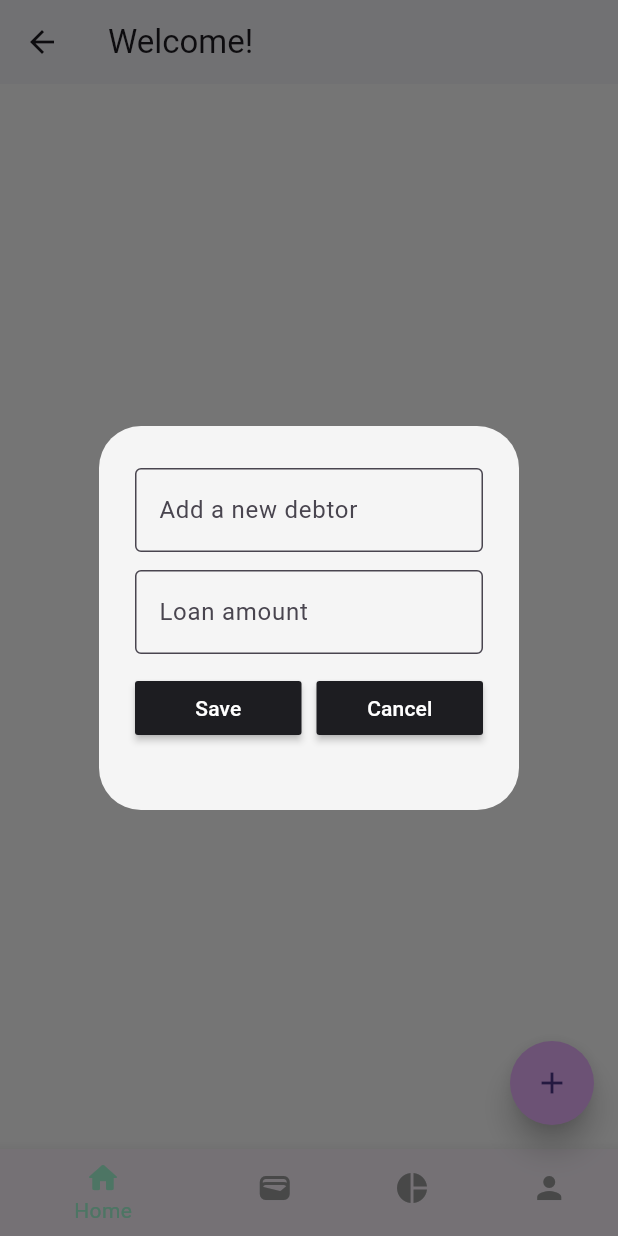
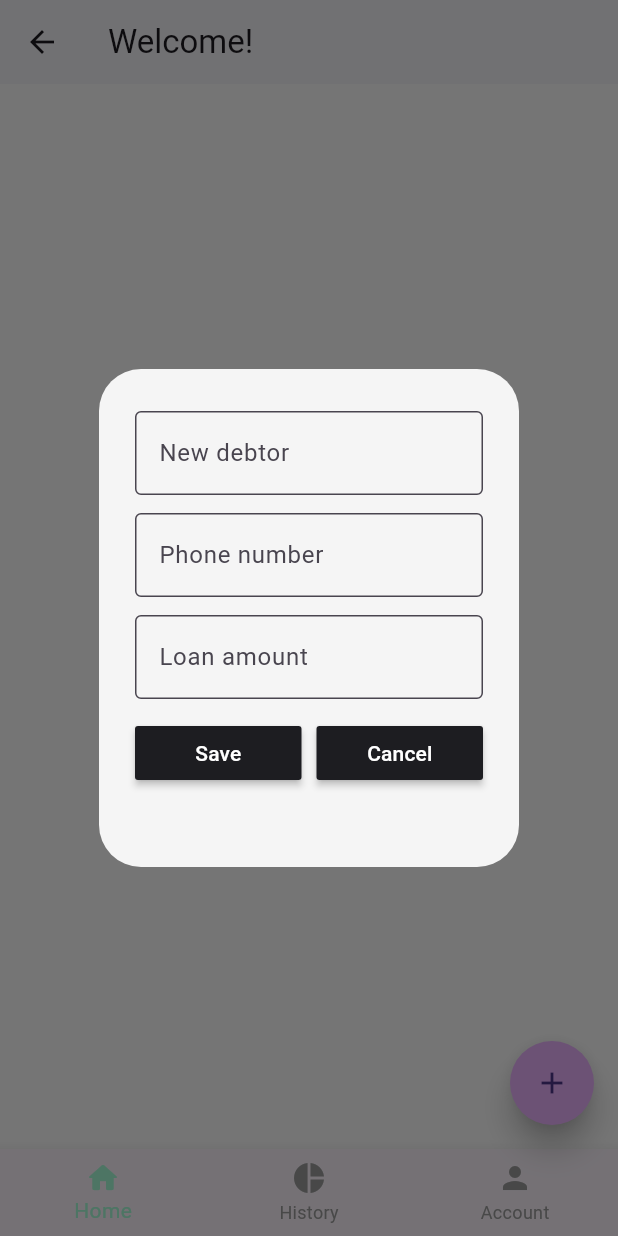
Before and after one commit to NiphoMathibela/moneymanager, a Flutter app: the HistoryPage screen opened directly, after a tap on the "add" icon, on a phone screen of 412 x 824 dp. Run offline on Flutter 3.47's test engine with Material 3 defaults, Android fonts, the phone set to English and light mode, and no system bars; our stand-ins replace cloud_firestore, firebase_core, flutter_slidable; missing offline and left inert: dart:ffi; accounts and stored records are empty.

Commit message:
UI changes

```diff
--- a/lib/pages/history_page.dart
+++ b/lib/pages/history_page.dart
@@ -1,4 +1,5 @@
 import 'package:flutter/material.dart';
+import 'package:moneymanager/pages/account_page.dart';
 import 'package:moneymanager/pages/home_page.dart';
 
 class HistoryPage extends StatefulWidget {
@@ -12,10 +13,7 @@ class _HistoryPageState extends State<HistoryPage> {
   //Navigation functions
   int _currentIndex = 1;
 
-  final List<Widget> _pages = [
-    HomePage(),
-    HistoryPage(),
-  ];
+  final List<Widget> _pages = [HomePage(), HistoryPage(), AccountPage()];
 
   void _onTap(int index) {
     setState(() {
@@ -38,16 +36,17 @@ class _HistoryPageState extends State<HistoryPage> {
       ),
       body: Container(
           child: Padding(
-        padding: const EdgeInsets.only(top: 12),
+        padding: const EdgeInsets.all(20),
         child: Row(
             mainAxisAlignment:
                 MainAxisAlignment.spaceEvenly, // space the containers evenly
 
             children: [
-              Container(
+              Expanded(
+                child: Container(
                   height: 140, // adjust the height as needed
 
-                width: 160, // adjust the width as needed
+                  // width: 160, // adjust the width as needed
 
                   // background color of the container
 
@@ -57,8 +56,8 @@ class _HistoryPageState extends State<HistoryPage> {
                   ),
 
                   //Container content
-                child: Padding(
-                  padding: const EdgeInsets.all(18),
+                  child: const Padding(
+                    padding: EdgeInsets.all(18),
                     child: Column(
                       crossAxisAlignment: CrossAxisAlignment.start,
                       children: [
@@ -69,19 +68,24 @@ class _HistoryPageState extends State<HistoryPage> {
                     ),
                   ),
                 ),
-              Container(
+              ),
+              const SizedBox(
+                width: 10,
+              ),
+              Expanded(
+                child: Container(
                   height: 140, // adjust the height as needed
 
-                width: 160, // adjust the width as needed
+                  // width: 160, // adjust the width as needed
 
                   decoration: BoxDecoration(
                     borderRadius: BorderRadius.circular(10),
-                  color: Color.fromRGBO(167, 254, 217, 1),
+                    color: const Color.fromRGBO(167, 254, 217, 1),
                   ),
 
                   //Container content
-                child: Padding(
-                  padding: const EdgeInsets.all(18),
+                  child: const Padding(
+                    padding: EdgeInsets.all(18),
                     child: Column(
                       crossAxisAlignment: CrossAxisAlignment.start,
                       children: [
@@ -92,6 +96,7 @@ class _HistoryPageState extends State<HistoryPage> {
                     ),
                   ),
                 ),
+              ),
             ]),
       )),
       bottomNavigationBar: BottomNavigationBar(
@@ -99,10 +104,6 @@ class _HistoryPageState extends State<HistoryPage> {
             BottomNavigationBarItem(
               icon: Icon(Icons.home_rounded),
               label: 'Home',
-            ),
-            BottomNavigationBarItem(
-              icon: Icon(Icons.wallet),
-              label: 'Wallet',
             ),
             BottomNavigationBarItem(
               icon: Icon(Icons.pie_chart),
--- a/lib/pages/home_page.dart
+++ b/lib/pages/home_page.dart
@@ -1,5 +1,6 @@
 import 'package:cloud_firestore/cloud_firestore.dart';
 import 'package:flutter/material.dart';
+import 'package:moneymanager/pages/account_page.dart';
 import 'package:moneymanager/pages/history_page.dart';
 import 'package:moneymanager/services/firestore.dart';
 import 'package:moneymanager/util/add_debtor.dart';
@@ -19,6 +20,7 @@ class _HomePageState extends State<HomePage> {
   //Text controller
   final _controller = TextEditingController();
   final _controller2 = TextEditingController();
+  final _numberController = TextEditingController();
 
   //Navigation functions
   int _currentIndex = 0;
@@ -26,6 +28,7 @@ class _HomePageState extends State<HomePage> {
   final List<Widget> _pages = [
     HomePage(),
     HistoryPage(),
+    AccountPage()
   ];
 
   void _onTap(int index) {
@@ -65,11 +68,12 @@ class _HomePageState extends State<HomePage> {
           return AddDebtorDialog(
             controller: _controller,
             controller2: _controller2,
+            numberController: _numberController,
             onSave: () {
               bool paid = false;
               if (docId == null) {
                 fireStoreService.addDebtor(
-                    _controller.text, _controller2.text, paid);
+                    _controller.text, _controller2.text, _numberController.text, paid);
               } else {
                 fireStoreService.updateDebt(
                     docId, _controller.text, _controller2.text, paid);
@@ -159,10 +163,10 @@ class _HomePageState extends State<HomePage> {
             icon: Icon(Icons.home_rounded),
             label: 'Home',
           ),
-          BottomNavigationBarItem(
-            icon: Icon(Icons.wallet),
-            label: 'Wallet',
-          ),
+          // BottomNavigationBarItem(
+          //   icon: Icon(Icons.wallet),
+          //   label: 'Wallet',
+          // ),
           BottomNavigationBarItem(
             icon: Icon(Icons.pie_chart),
             label: 'History',
--- a/lib/services/firestore.dart
+++ b/lib/services/firestore.dart
@@ -7,9 +7,9 @@ class FireStoreService {
       FirebaseFirestore.instance.collection('debtorsList');
 
   //CREATE: add new debtor
-  Future<void> addDebtor(String name, String amount, bool paid) {
+  Future<void> addDebtor(String name, String amount, String contact, bool paid) {
     return debtorList.add(
-        {'name': name, 'amount': amount, 'paid': paid, 'date': DateTime.now()});
+        {'name': name, 'amount': amount, 'contact':contact, 'paid': paid, 'date': DateTime.now()});
   }
 
   //READ: get debtors
--- a/lib/util/add_debtor.dart
+++ b/lib/util/add_debtor.dart
@@ -6,17 +6,18 @@ import 'package:moneymanager/util/my_button.dart';
 class AddDebtorDialog extends StatelessWidget {
   final controller;
   final controller2;
+  final numberController;
   VoidCallback onSave;
   VoidCallback onCancel;
 
-
- AddDebtorDialog(
-      {super.key,
-      required this.controller,
-      required this.controller2,
-      required this.onSave,
-      required this.onCancel,
-      });
+  AddDebtorDialog({
+    super.key,
+    required this.controller,
+    required this.controller2,
+    required this.numberController,
+    required this.onSave,
+    required this.onCancel,
+  });
 
   @override
   Widget build(BuildContext context) {
@@ -24,7 +25,7 @@ class AddDebtorDialog extends StatelessWidget {
       // ignore: prefer_const_constructors
       backgroundColor: Color.fromRGBO(245, 245, 245, 1),
       content: Container(
-        height: 216,
+        height: 292,
         child: Column(children: [
           //Name input
           // ignore: prefer_const_constructors
@@ -34,7 +35,22 @@ class AddDebtorDialog extends StatelessWidget {
               controller: controller,
               decoration: InputDecoration(
                 border: OutlineInputBorder(),
-                hintText: "Add a new debtor",
+                hintText: "New debtor",
+                filled: true,
+                fillColor: Color.fromRGBO(245, 245, 245, 1),
+              ),
+            ),
+          ),
+
+          //Contact input
+          // ignore: prefer_const_constructors
+          Padding(
+            padding: const EdgeInsets.only(top: 12),
+            child: TextField(
+              controller: numberController,
+              decoration: InputDecoration(
+                border: OutlineInputBorder(),
+                hintText: "Phone number",
                 filled: true,
                 fillColor: Color.fromRGBO(245, 245, 245, 1),
               ),
@@ -58,12 +74,15 @@ class AddDebtorDialog extends StatelessWidget {
           Row(
             children: [
               //Save button
-              Expanded( flex:1, child: MyButton(text: "Save", onPressed: onSave)),
+              Expanded(
+                  flex: 1, child: MyButton(text: "Save", onPressed: onSave)),
 
               SizedBox(width: 10),
 
               //Cancel button
-              Expanded(flex: 1, child: MyButton(text: "Cancel", onPressed: onCancel)),
+              Expanded(
+                  flex: 1,
+                  child: MyButton(text: "Cancel", onPressed: onCancel)),
             ],
           )
         ]),
--- a/lib/util/debtors_tile.dart
+++ b/lib/util/debtors_tile.dart
@@ -56,8 +56,8 @@ class DebtorTile extends StatelessWidget {
               borderRadius: BorderRadius.circular(10)),
 
           child: ListTile(
-            leading: Checkbox(value: paid, onChanged: checkBoxChanged),
             title: Text(name),
+            subtitle: Row(children: const [Icon(Icons.phone, size: 17), Text("079 456 1535")],),
             trailing: Row(
               mainAxisSize: MainAxisSize.min,
               children: [Icon(Icons.monetization_on), Text(amount)],
```
Also changed, not shown: lib/pages/account_page.dart (added, +93 -0 lines), lib/util/tile_compnent.dart (added, +21 -0 lines). Lines whose indentation alone changed are shown as unchanged.
